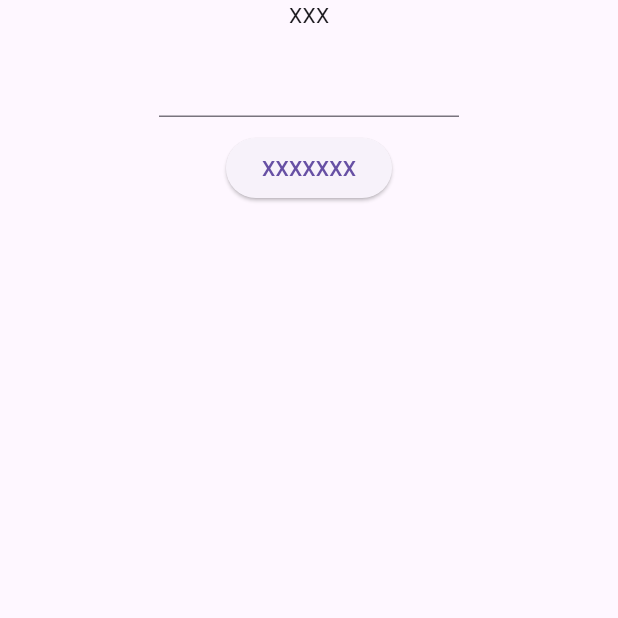
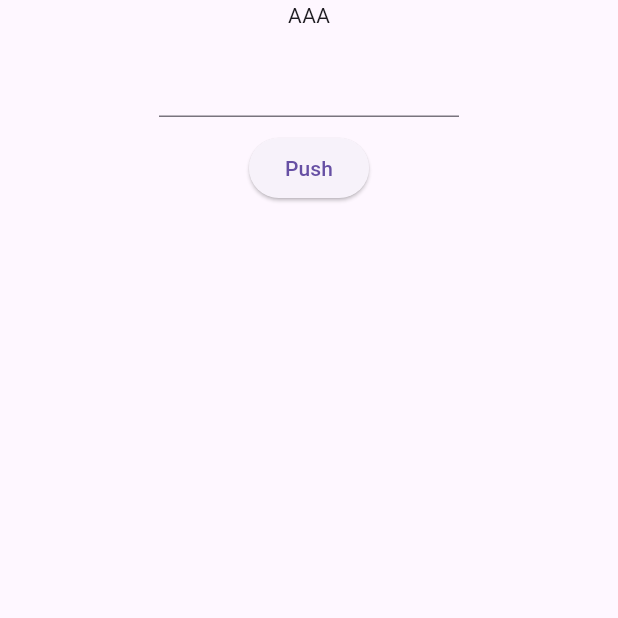
Before and after one commit to VAnhChicharito/First-Flutter-Project, a Flutter app: the screen it shows after launch, on a phone screen of 412 x 824 dp, the top half of it. Run offline on Flutter 3.47's test engine with Material 3 defaults, Android fonts, the phone set to English and light mode, and no system bars.

```diff
--- a/lib/home_page.dart
+++ b/lib/home_page.dart
@@ -1,7 +1,33 @@
 import 'package:flutter/material.dart';
 import 'package:flutter/services.dart';
 
-class HomePage extends StatelessWidget{
+class ProductInfo {
+  final String name;
+  final double price;
+
+  ProductInfo(this.name, this.price);
+
+}
+
+final products = [
+  ProductInfo('AAA', 0.2),
+  ProductInfo('BBB', 0.2),
+  ProductInfo('CCC', 0.2),
+  ProductInfo('DDD', 0.2),
+  ProductInfo('EEE', 0.2),
+];
+
+
+class HomePage extends StatefulWidget{
+  const HomePage({super.key});
+
+  @override
+  State<HomePage> createState() => _HomePageState();
+}
+
+class _HomePageState extends State<HomePage> {
+  int _currentProductIndex = 0;
+
   @override
   Widget build(BuildContext context) {
     // TODO: implement build
@@ -9,7 +35,7 @@ class HomePage extends StatelessWidget{
       body: Center(
         child: Column(
           children: [
-            Text('XXX'),
+            Text(products[_currentProductIndex].name),
             SizedBox(height: 10,),
             SizedBox(
               width: 200,
@@ -21,12 +47,17 @@ class HomePage extends StatelessWidget{
             ),
             SizedBox(height: 10,),
             ElevatedButton(
-              onPressed: () {},
-              child: Text('XXXXXXX'),)
+              onPressed: () {
+                setState(() {
+                  if(_currentProductIndex < 4) {
+                    _currentProductIndex++;
+                  }
+                });
+              },
+              child: Text('Push'),)
           ],
         ),
       ),
     );
   }
-
 }
```
Also changed, not shown: 2 other files.
